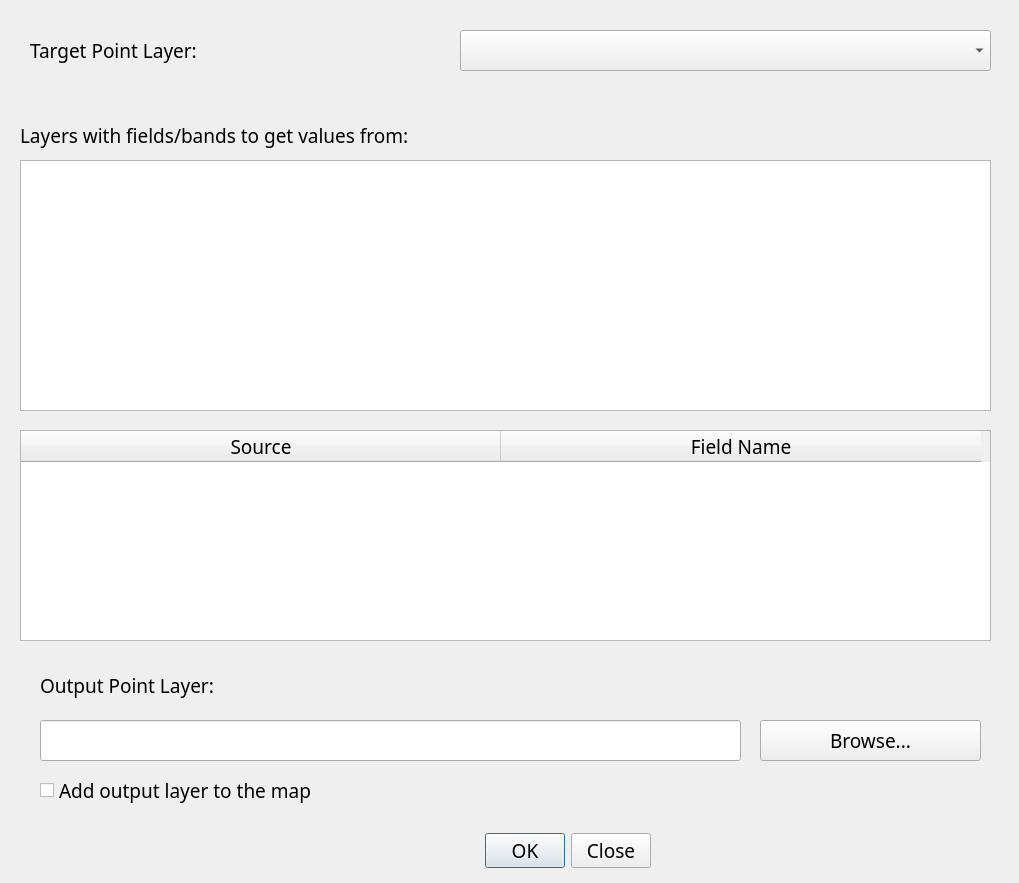
HanwGeek/geoRec, file ExtractToPoints_dialog_base.ui: the form before one commit.
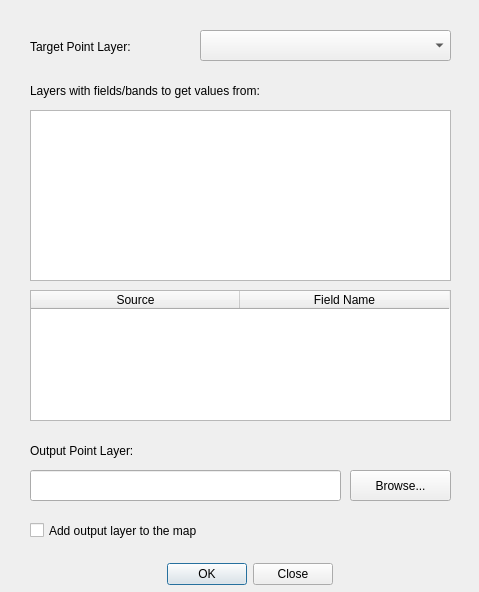
The form after the commit.

Diff of the .ui file:
```diff
--- a/ExtractToPoints_dialog_base.ui
+++ b/ExtractToPoints_dialog_base.ui
@@ -6,8 +6,8 @@
    <rect>
     <x>0</x>
     <y>0</y>
-    <width>1019</width>
-    <height>883</height>
+    <width>479</width>
+    <height>592</height>
    </rect>
   </property>
   <property name="windowTitle">
@@ -17,24 +17,18 @@
    <property name="geometry">
     <rect>
      <x>10</x>
-     <y>100</y>
-     <width>1001</width>
-     <height>551</height>
+     <y>70</y>
+     <width>451</width>
+     <height>361</height>
     </rect>
    </property>
-   <property name="font">
-    <font>
-     <family>Source Code Variable</family>
-     <pointsize>14</pointsize>
-    </font>
-   </property>
    <widget class="QLabel" name="label_2">
     <property name="geometry">
      <rect>
-      <x>10</x>
+      <x>20</x>
       <y>10</y>
-      <width>961</width>
-      <height>51</height>
+      <width>352</width>
+      <height>21</height>
      </rect>
     </property>
     <property name="sizePolicy">
@@ -43,12 +37,6 @@
       <verstretch>0</verstretch>
      </sizepolicy>
     </property>
-    <property name="font">
-     <font>
-      <family>Source Code Variable</family>
-      <pointsize>14</pointsize>
-     </font>
-    </property>
     <property name="text">
      <string>Layers with fields/bands to get values from:</string>
     </property>
@@ -56,18 +44,12 @@
    <widget class="QListWidget" name="SourceField">
     <property name="geometry">
      <rect>
-      <x>10</x>
-      <y>60</y>
-      <width>971</width>
-      <height>251</height>
+      <x>20</x>
+      <y>40</y>
+      <width>421</width>
+      <height>171</height>
      </rect>
     </property>
-    <property name="font">
-     <font>
-      <family>Source Code Variable</family>
-      <pointsize>14</pointsize>
-     </font>
-    </property>
     <property name="cursor" stdset="0">
      <cursorShape>ArrowCursor</cursorShape>
     </property>
@@ -84,18 +66,12 @@
    <widget class="QTableWidget" name="FieldsTable">
     <property name="geometry">
      <rect>
-      <x>10</x>
-      <y>330</y>
-      <width>971</width>
-      <height>211</height>
+      <x>20</x>
+      <y>220</y>
+      <width>421</width>
+      <height>131</height>
      </rect>
     </property>
-    <property name="font">
-     <font>
-      <family>Source Code Variable</family>
-      <pointsize>14</pointsize>
-     </font>
-    </property>
     <property name="autoScrollMargin">
      <number>16</number>
     </property>
@@ -130,7 +106,7 @@
      <number>2</number>
     </property>
     <attribute name="horizontalHeaderDefaultSectionSize">
-     <number>480</number>
+     <number>209</number>
     </attribute>
     <attribute name="horizontalHeaderMinimumSectionSize">
      <number>31</number>
@@ -152,29 +128,22 @@
     <rect>
      <x>10</x>
      <y>10</y>
-     <width>991</width>
+     <width>451</width>
      <height>80</height>
     </rect>
    </property>
-   <property name="font">
-    <font>
-     <family>Source Code Variable</family>
-     <pointsize>14</pointsize>
-    </font>
-   </property>
    <widget class="QLabel" name="label_1">
     <property name="geometry">
      <rect>
       <x>20</x>
       <y>20</y>
-      <width>421</width>
-      <height>41</height>
+      <width>151</width>
+      <height>33</height>
      </rect>
     </property>
     <property name="font">
      <font>
-      <family>Source Code Variable</family>
-      <pointsize>14</pointsize>
+      <pointsize>9</pointsize>
      </font>
     </property>
     <property name="text">
@@ -184,50 +153,32 @@
    <widget class="QComboBox" name="TargetLayer">
     <property name="geometry">
      <rect>
-      <x>450</x>
+      <x>190</x>
       <y>20</y>
-      <width>531</width>
-      <height>41</height>
+      <width>251</width>
+      <height>31</height>
      </rect>
     </property>
-    <property name="font">
-     <font>
-      <family>Source Code Variable</family>
-      <pointsize>14</pointsize>
-     </font>
-    </property>
    </widget>
   </widget>
   <widget class="QWidget" name="widget_3" native="true">
    <property name="geometry">
     <rect>
-     <x>20</x>
-     <y>660</y>
-     <width>981</width>
-     <height>161</height>
+     <x>10</x>
+     <y>430</y>
+     <width>451</width>
+     <height>121</height>
     </rect>
    </property>
-   <property name="font">
-    <font>
-     <family>Source Code Variable</family>
-     <pointsize>14</pointsize>
-    </font>
-   </property>
    <widget class="QLabel" name="label_3">
     <property name="geometry">
      <rect>
       <x>20</x>
       <y>10</y>
-      <width>421</width>
-      <height>31</height>
+      <width>171</width>
+      <height>21</height>
      </rect>
     </property>
-    <property name="font">
-     <font>
-      <family>Source Code Variable</family>
-      <pointsize>14</pointsize>
-     </font>
-    </property>
     <property name="text">
      <string>Output Point Layer:</string>
     </property>
@@ -236,33 +187,21 @@
     <property name="geometry">
      <rect>
       <x>20</x>
-      <y>60</y>
-      <width>701</width>
-      <height>41</height>
+      <y>40</y>
+      <width>311</width>
+      <height>31</height>
      </rect>
     </property>
-    <property name="font">
-     <font>
-      <family>Source Code Variable</family>
-      <pointsize>14</pointsize>
-     </font>
-    </property>
    </widget>
    <widget class="QToolButton" name="BrowseButton">
     <property name="geometry">
      <rect>
-      <x>740</x>
-      <y>60</y>
-      <width>221</width>
-      <height>41</height>
+      <x>340</x>
+      <y>40</y>
+      <width>101</width>
+      <height>31</height>
      </rect>
     </property>
-    <property name="font">
-     <font>
-      <family>Source Code Variable</family>
-      <pointsize>14</pointsize>
-     </font>
-    </property>
     <property name="text">
      <string>Browse...</string>
     </property>
@@ -271,17 +210,11 @@
     <property name="geometry">
      <rect>
       <x>20</x>
-      <y>110</y>
+      <y>80</y>
       <width>391</width>
       <height>41</height>
      </rect>
     </property>
-    <property name="font">
-     <font>
-      <family>Source Code Variable</family>
-      <pointsize>14</pointsize>
-     </font>
-    </property>
     <property name="text">
      <string>Add output layer to the map</string>
     </property>
@@ -293,10 +226,10 @@
    </property>
    <property name="geometry">
     <rect>
-     <x>360</x>
-     <y>830</y>
-     <width>291</width>
-     <height>41</height>
+     <x>140</x>
+     <y>560</y>
+     <width>193</width>
+     <height>28</height>
     </rect>
    </property>
    <property name="sizePolicy">
@@ -305,12 +238,6 @@
      <verstretch>0</verstretch>
     </sizepolicy>
    </property>
-   <property name="font">
-    <font>
-     <family>Source Code Variable</family>
-     <pointsize>14</pointsize>
-    </font>
-   </property>
    <property name="layoutDirection">
     <enum>Qt::LeftToRight</enum>
    </property>
```
